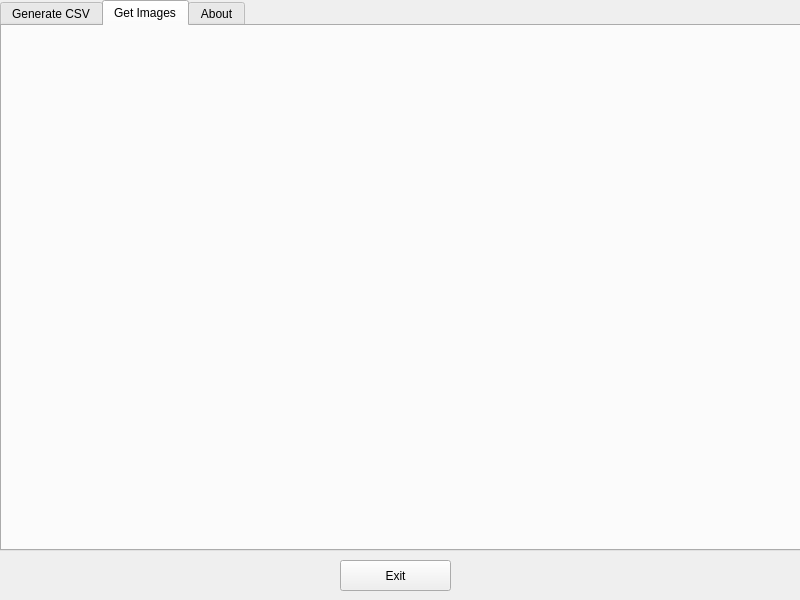
Above: qtgui.ui from izaletel/NeuroMorpho-Access-Tool before the change. Below: the same form after it.
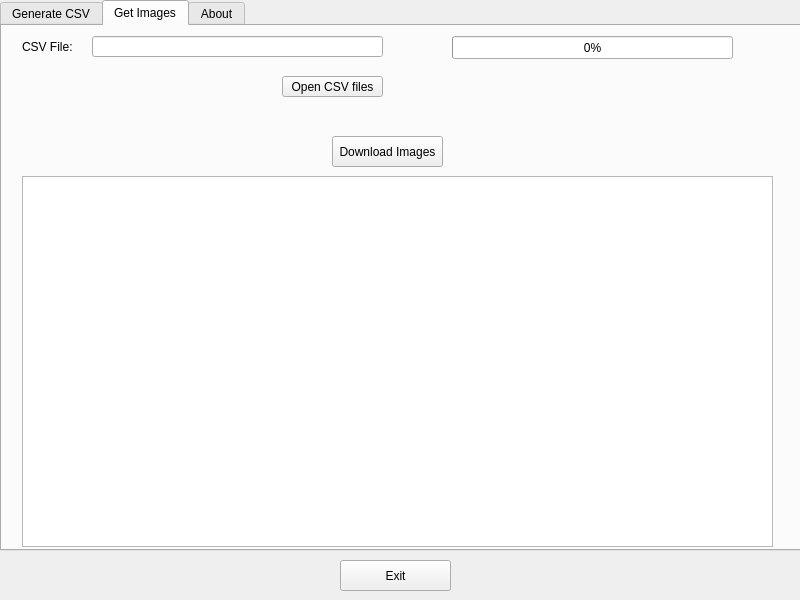
That is the form after the change. The open tabs and pages were chosen to show the change.

```diff
--- a/qtgui.ui
+++ b/qtgui.ui
@@ -175,6 +175,84 @@
      <attribute name="title">
       <string>Get Images</string>
      </attribute>
+     <widget class="QTextBrowser" name="img_textbox">
+      <property name="geometry">
+       <rect>
+        <x>20</x>
+        <y>150</y>
+        <width>751</width>
+        <height>371</height>
+       </rect>
+      </property>
+      <property name="openLinks">
+       <bool>false</bool>
+      </property>
+     </widget>
+     <widget class="QProgressBar" name="img_progressbar">
+      <property name="geometry">
+       <rect>
+        <x>450</x>
+        <y>10</y>
+        <width>281</width>
+        <height>23</height>
+       </rect>
+      </property>
+      <property name="value">
+       <number>0</number>
+      </property>
+     </widget>
+     <widget class="QPushButton" name="img_button">
+      <property name="geometry">
+       <rect>
+        <x>330</x>
+        <y>110</y>
+        <width>111</width>
+        <height>31</height>
+       </rect>
+      </property>
+      <property name="text">
+       <string>Download Images</string>
+      </property>
+     </widget>
+     <widget class="QLabel" name="img_csv_choice_list_label">
+      <property name="geometry">
+       <rect>
+        <x>20</x>
+        <y>10</y>
+        <width>81</width>
+        <height>21</height>
+       </rect>
+      </property>
+      <property name="text">
+       <string>CSV File:</string>
+      </property>
+     </widget>
+     <widget class="QLineEdit" name="img_csv_choice_list">
+      <property name="geometry">
+       <rect>
+        <x>90</x>
+        <y>10</y>
+        <width>291</width>
+        <height>21</height>
+       </rect>
+      </property>
+      <property name="text">
+       <string/>
+      </property>
+     </widget>
+     <widget class="QPushButton" name="img_open_csv_file_button">
+      <property name="geometry">
+       <rect>
+        <x>280</x>
+        <y>50</y>
+        <width>101</width>
+        <height>21</height>
+       </rect>
+      </property>
+      <property name="text">
+       <string>Open CSV files</string>
+      </property>
+     </widget>
     </widget>
     <widget class="QWidget" name="tab_about">
      <attribute name="title">
```
Left out of the diff: 15 changed lines with no effect on the pictures.
